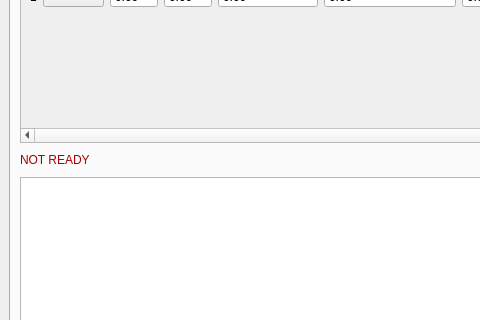
Old version of the form mainwindow.ui in the repository czertyaka/gaussian_dispersal; both pictures show x 0 to 480 and y 115 to 435 of the 1008 by 679 pixel window.
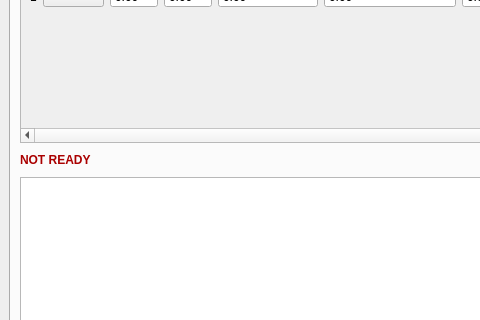
New version of the form.

Commit message: GUI: made status labels rich

```diff
--- a/mainwindow.ui
+++ b/mainwindow.ui
@@ -1142,7 +1142,7 @@
             <item>
              <widget class="QLabel" name="srcStatusLabel">
               <property name="text">
-               <string>&lt;html&gt;&lt;head/&gt;&lt;body&gt;&lt;p&gt;&lt;span style=&quot; color:#aa0000;&quot;&gt;NOT READY&lt;/span&gt;&lt;/p&gt;&lt;/body&gt;&lt;/html&gt;</string>
+               <string>&lt;html&gt;&lt;head/&gt;&lt;body&gt;&lt;p&gt;&lt;span style=&quot; font-weight:600; color:#aa0000;&quot;&gt;NOT READY&lt;/span&gt;&lt;/p&gt;&lt;/body&gt;&lt;/html&gt;</string>
               </property>
              </widget>
             </item>
```
Left out of the diff: 8 changed lines with no effect on the pictures. The commit also changes 1 other file.
